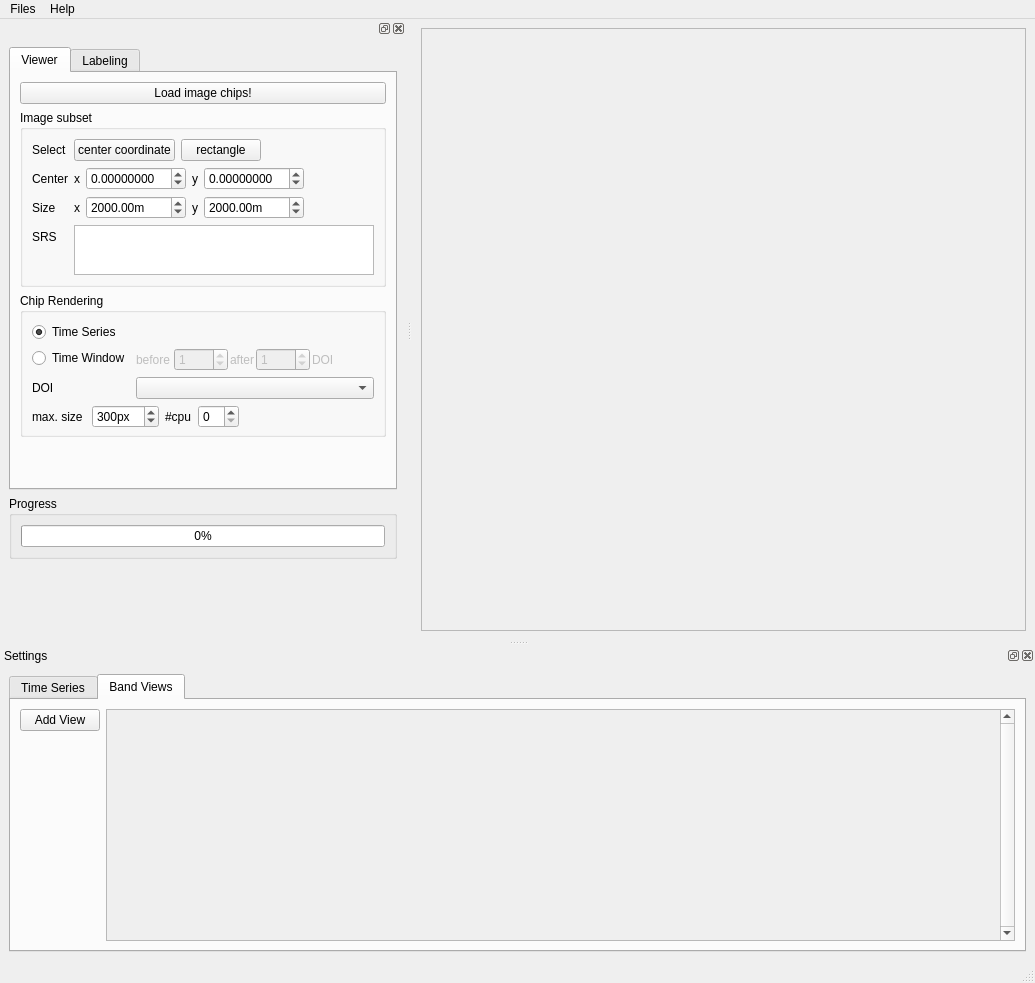
This is sensecarbon_tsv_gui_base.ui in jakimowb/eo-time-series-viewer as Qt 5 draws it before an edit. The edited form follows.
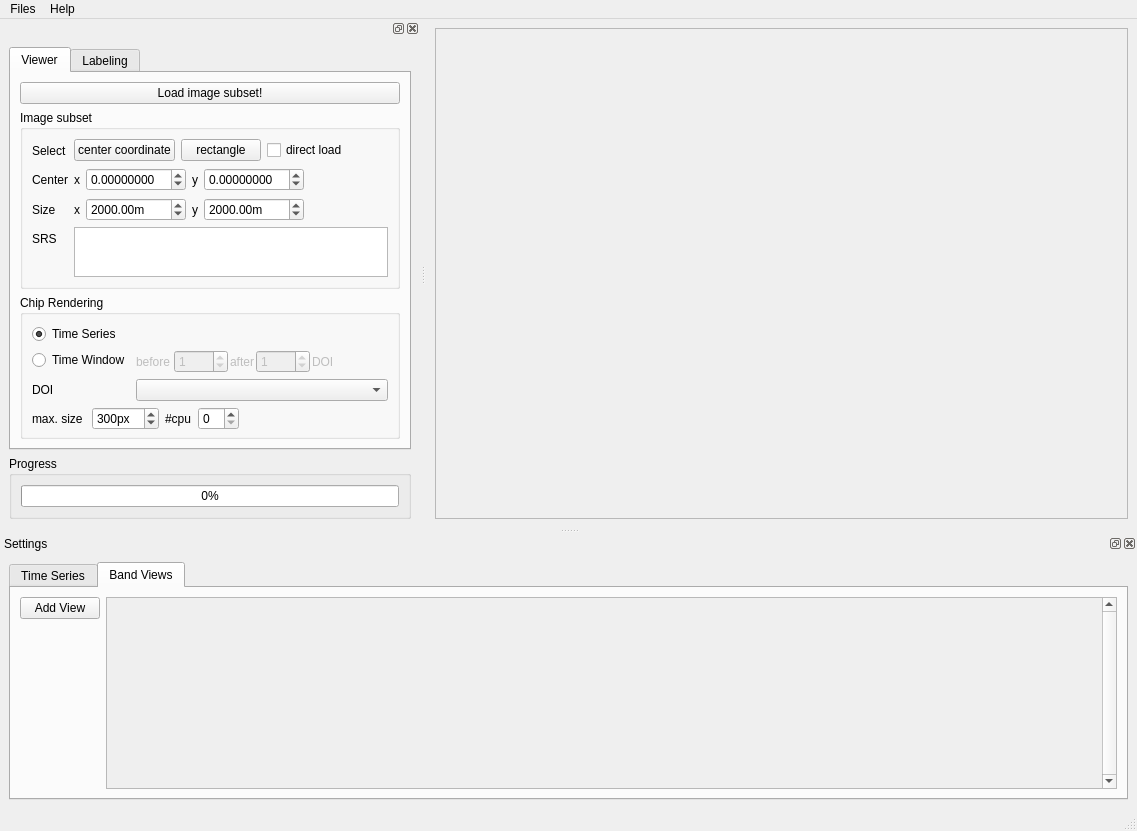
This is the edited form. The open tabs and pages were chosen to show the change.

Commit message: minor updates before branch

Patch:
```diff
--- a/sensecarbon_tsv_gui_base.ui
+++ b/sensecarbon_tsv_gui_base.ui
@@ -6,8 +6,8 @@
    <rect>
     <x>0</x>
     <y>0</y>
-    <width>1035</width>
-    <height>983</height>
+    <width>1137</width>
+    <height>816</height>
    </rect>
   </property>
   <property name="windowTitle">
@@ -245,8 +245,8 @@
              <rect>
               <x>0</x>
               <y>0</y>
-              <width>891</width>
-              <height>244</height>
+              <width>993</width>
+              <height>204</height>
              </rect>
             </property>
             <property name="sizePolicy">
@@ -290,7 +290,7 @@
             <string>Load or reload time series image chips. Requires that the time series is specified and which bands are to be shown.</string>
            </property>
            <property name="text">
-            <string>Load image chips!</string>
+            <string>Load image subset!</string>
            </property>
            <property name="flat">
             <bool>false</bool>
@@ -580,6 +580,13 @@
                  </property>
                 </widget>
                </item>
+               <item>
+                <widget class="QCheckBox" name="cb_loadSubsetDirectly">
+                 <property name="text">
+                  <string>direct load</string>
+                 </property>
+                </widget>
+               </item>
                <item>
                 <spacer name="horizontalSpacer_7">
                  <property name="orientation">
@@ -846,19 +853,6 @@
            </layout>
           </widget>
          </item>
-         <item>
-          <spacer name="verticalSpacer_5">
-           <property name="orientation">
-            <enum>Qt::Vertical</enum>
-           </property>
-           <property name="sizeHint" stdset="0">
-            <size>
-             <width>20</width>
-             <height>40</height>
-            </size>
-           </property>
-          </spacer>
-         </item>
         </layout>
        </widget>
        <widget class="QWidget" name="tab_4">
@@ -994,7 +988,7 @@
     <rect>
      <x>0</x>
      <y>0</y>
-     <width>1035</width>
+     <width>1137</width>
      <height>21</height>
     </rect>
    </property>
```
Left out of the diff: 13 changed lines with no effect on the pictures. The commit also changes 2 other files.
